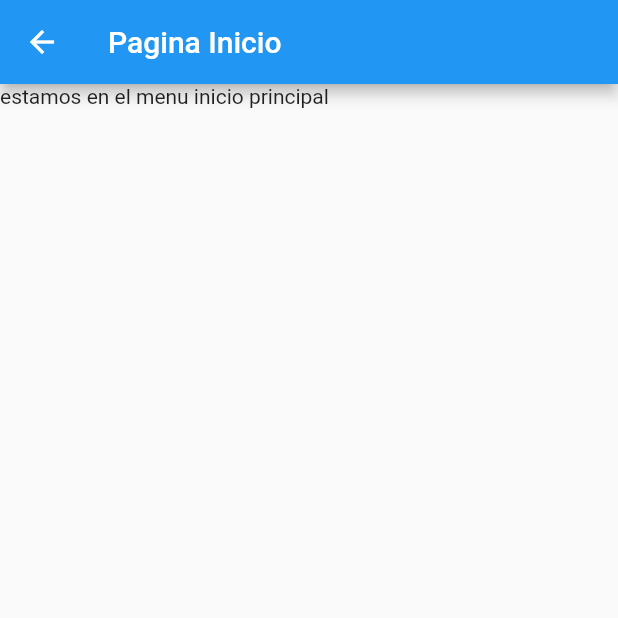
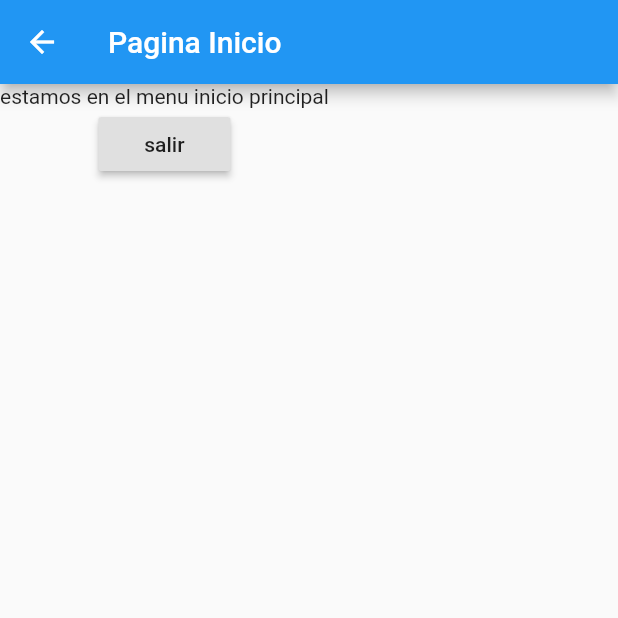
Before and after one commit to marmichym46/Chulkify_app, a Flutter app: the inicio screen opened by its route, on a phone screen of 412 x 824 dp, the top half of it. Run offline on Flutter 3.47's test engine with Material 2 defaults, Android fonts, the phone set to English and light mode, and no system bars; accounts and stored records are empty; network calls fail.

```diff
--- a/chulkify/lib/pages/inicio.dart
+++ b/chulkify/lib/pages/inicio.dart
@@ -8,7 +8,15 @@ class inicio extends StatelessWidget {
         title: Text('Pagina Inicio'),
       ),
       body: new Column(
-        children: <Widget>[new Text('estamos en el menu inicio principal')],
+        children: <Widget>[
+          Text('estamos en el menu inicio principal'),
+          RaisedButton(
+            child: Text("salir"),
+            onPressed: () {
+              Navigator.pushReplacementNamed(context, '/LoginPage');
+            },
+          )
+        ],
       ),
     );
   }
```
Also changed, not shown: chulkify/lib/main.dart (+5 -4 lines), 1 other file.
